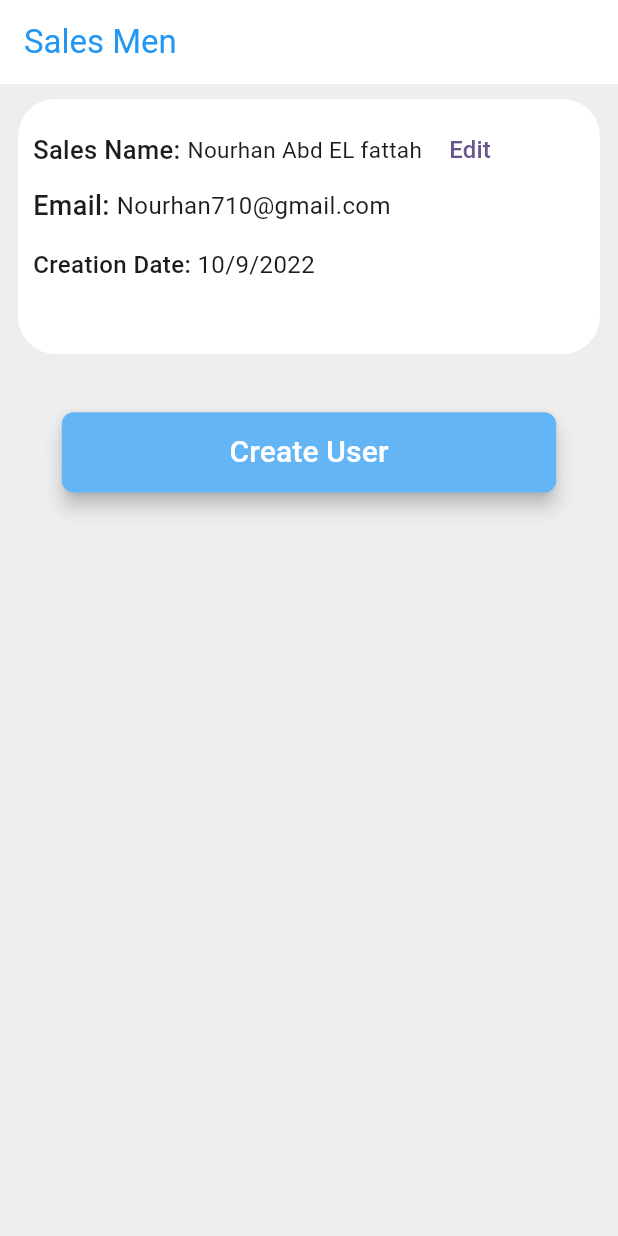
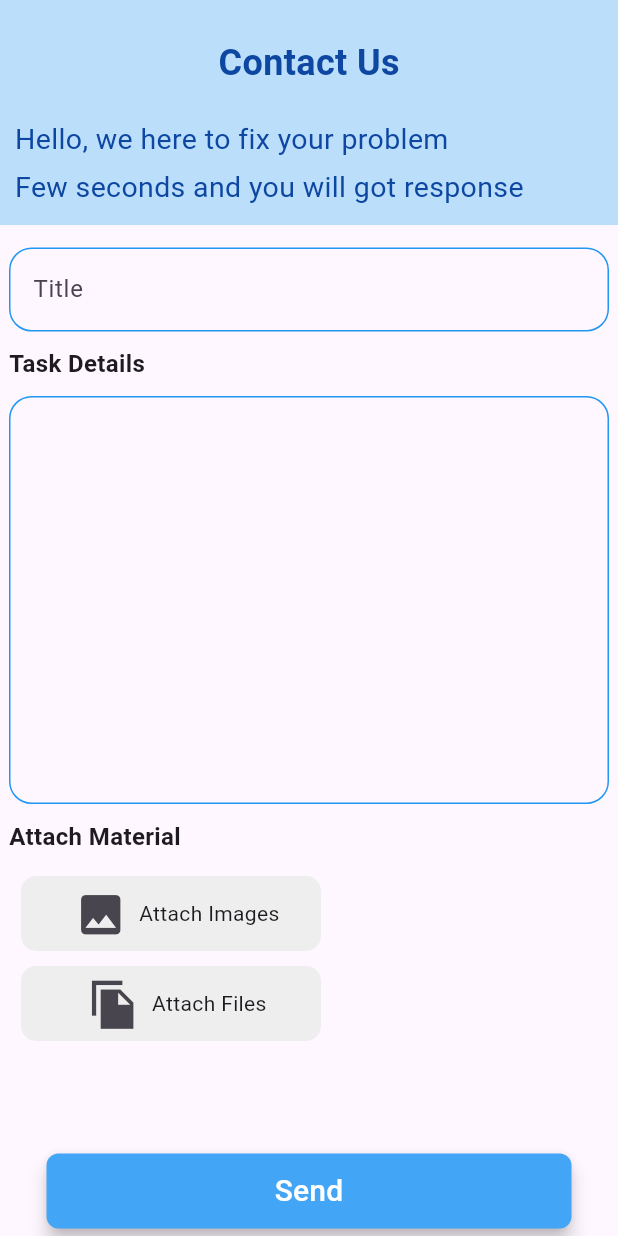
Before and after one commit to Gehad-Tarek/comma_app, a Flutter app: the screen it shows after launch, on a phone screen of 412 x 824 dp. Run offline on Flutter 3.47's test engine with Material 2 defaults, Android fonts, the phone set to English and light mode, and no system bars; our stand-ins replace device_preview.

Commit message:
Add Tasks Screen

```diff
--- a/lib/main.dart
+++ b/lib/main.dart
@@ -1,5 +1,6 @@
 // import 'package:comma_app/home_screen.dart';
 import 'package:comma_app/screens/settings_screen/settings_screen.dart';
+import 'package:comma_app/screens/tasks_screen/tasks_screen.dart';
 import 'package:comma_app/screens/users_screen/users_screen.dart';
 import 'package:flutter/material.dart';
 import 'package:device_preview/device_preview.dart';
@@ -23,7 +24,8 @@ class MyApp extends StatelessWidget {
               useMaterial3: true,
             ),
             // home: SettingsScreen(),
-            home: UsersScreen(),
+            // home: UsersScreen(),
+            home: TasksScreen(),
           );
         });
   }
--- /dev/null
+++ b/lib/screens/tasks_screen/tasks_screen.dart
@@ -0,0 +1,252 @@
+import 'package:flutter/material.dart';
+import 'package:provider/provider.dart';
+
+// import '../providers/tasks_provider.dart';
+
+class TasksScreen extends StatefulWidget {
+  static const routeName = "/tasks";
+  const TasksScreen({super.key});
+
+  @override
+  State<TasksScreen> createState() => _TasksScreenState();
+}
+
+class _TasksScreenState extends State<TasksScreen> {
+  @override
+  void initState() {
+    // TODO: implement initState
+    super.initState();
+
+  }
+
+  @override
+  Widget build(BuildContext context) {
+    return Scaffold(
+      body: SingleChildScrollView(
+          child: Column(
+            children: [
+              Container(
+                width: double.infinity,
+                height: 150,
+                color: Colors.blue[100],
+                child: Container(
+                  padding: const EdgeInsets.only(top: 25),
+                  child: Column(
+                    crossAxisAlignment: CrossAxisAlignment.start,
+                    children: [
+                      Center(
+                        child: Text(
+                          "Contact Us",
+                          style: TextStyle(
+                              fontSize: 24,
+                              color: Colors.blue[900],
+                              fontWeight: FontWeight.w600),
+                        ),
+                      ),
+                      const SizedBox(
+                        height: 20,
+                      ),
+                      Text(
+                        "  Hello, we here to fix your problem",
+                        style: TextStyle(
+                          fontSize: 19,
+                          color: Colors.blue[900],
+                        ),
+                      ),
+                      const SizedBox(
+                        height: 5,
+                      ),
+                      Text(
+                        "  Few seconds and you will got response",
+                        style: TextStyle(
+                          fontSize: 19,
+                          color: Colors.blue[900],
+                        ),
+                      ),
+                    ],
+                  ),
+                ),
+              ),
+              Container(
+                padding:
+                const EdgeInsets.only(top: 15, left: 6, right: 6),
+                child: Column(
+                  crossAxisAlignment: CrossAxisAlignment.start,
+                  children: [
+                    TextField(
+                      decoration: InputDecoration(
+                        enabledBorder: OutlineInputBorder(
+                          borderSide: const BorderSide(
+                            width: 1,
+                            color: Colors.blue,
+                          ),
+                          borderRadius: BorderRadius.circular(15),
+                        ),
+                        focusedBorder: OutlineInputBorder(
+                          borderSide: const BorderSide(
+                            width: 3,
+                            color: Colors.blue,
+                          ),
+                          borderRadius: BorderRadius.circular(15),
+                        ),
+                        labelText: "Title",
+                      ),
+                      onChanged: (value) {
+                        // provider.taskName = value;
+                      },
+                    ),
+                    const SizedBox(
+                      height: 10,
+                    ),
+                    const Text(
+                      "Task Details",
+                      style: TextStyle(
+                        fontSize: 16,
+                        fontWeight: FontWeight.w700,
+                      ),
+                    ),
+                    const SizedBox(
+                      height: 10,
+                    ),
+                    TextField(
+                      maxLines: 10,
+                      decoration: InputDecoration(
+                        enabledBorder: OutlineInputBorder(
+                          borderSide: const BorderSide(
+                            width: 1,
+                            color: Colors.blue,
+                          ),
+                          borderRadius: BorderRadius.circular(15),
+                        ),
+                        focusedBorder: OutlineInputBorder(
+                          borderSide: const BorderSide(
+                              width: 3, color: Colors.blue),
+                          borderRadius: BorderRadius.circular(15),
+                        ),
+                      ),
+                      onChanged: (value) {
+                        // provider.taskDetails = value;
+                      },
+                    ),
+                    const SizedBox(
+                      height: 10,
+                    ),
+                    const Text(
+                      "Attach Material",
+                      style: TextStyle(
+                        fontSize: 16,
+                        fontWeight: FontWeight.w700,
+                      ),
+                    ),
+                    const SizedBox(
+                      height: 5,
+                    ),
+                    Column(
+                      children: [
+                        Container(
+                          margin: const EdgeInsets.only(
+                            top: 10,
+                          ).add(
+                            const EdgeInsets.symmetric(
+                              horizontal: 8,
+                            ),
+                          ),
+                          padding: const EdgeInsets.symmetric(
+                            horizontal: 15,
+                          ),
+                          height: 50,
+                          width: 200,
+                          decoration: BoxDecoration(
+                            borderRadius: BorderRadius.circular(10),
+                            color: Colors.grey[200],
+                          ),
+                          child: Row(
+                            mainAxisAlignment: MainAxisAlignment.center,
+                            children: [
+                              IconButton(
+                                onPressed: () {},
+                                icon: const Icon(
+                                  Icons.image,
+                                  size: 35,
+                                ),
+                              ),
+                              const Text("Attach Images")
+                            ],
+                          ),
+                        ),
+                        Container(
+                          margin: const EdgeInsets.only(
+                            top: 10,
+                          ).add(
+                            const EdgeInsets.symmetric(
+                              horizontal: 8,
+                            ),
+                          ),
+                          padding: const EdgeInsets.symmetric(
+                            horizontal: 15,
+                          ),
+                          height: 50,
+                          width: 200,
+                          decoration: BoxDecoration(
+                            borderRadius: BorderRadius.circular(10),
+                            color: Colors.grey[200],
+                          ),
+                          child: Row(
+                            mainAxisAlignment: MainAxisAlignment.center,
+                            children: [
+                              IconButton(
+                                onPressed: () {},
+                                icon: const Icon(
+                                  Icons.file_copy_sharp,
+                                  size: 35,
+                                ),
+                              ),
+                              const Text("Attach Files")
+                            ],
+                          ),
+                        ),
+                      ],
+                    ),
+                    const SizedBox(
+                      height: 60,
+                    ),
+                    Center(
+                      child: Container(
+                        height: 50,
+                        width: 350,
+                        margin: const EdgeInsets.only(top: 15),
+                        child: ElevatedButton(
+                          onPressed: () {
+                        // provider.sendTask();
+                      },
+                          style: ElevatedButton.styleFrom(
+                            backgroundColor: Colors.blue[400],
+                            elevation: 5,
+                            shape: RoundedRectangleBorder(
+                              borderRadius: BorderRadius.circular(
+                                8,
+                              ),
+                            ),
+                          ),
+                          child: const Text(
+                            "Send",
+                            style: TextStyle(
+                              fontSize: 20,
+                              color: Colors.white,
+                            ),
+                          ),
+                        ),
+                      ),
+                    )
+                  ],
+                ),
+              ),
+              SizedBox(
+                height: 30,
+              ),
+            ],
+          ),
+        )
+    );
+  }
+}
--- a/lib/screens/users_screen/users_screen.dart
+++ b/lib/screens/users_screen/users_screen.dart
@@ -55,14 +55,14 @@ class UsersScreen extends StatelessWidget {
                           const Text(
                             "Nourhan Abd EL fattah",
                             style: TextStyle(
-                              fontSize: 15,
+                              fontSize: 14,
                             ),
                           ),
                           TextButton(
                             child: const Text(
                               "Edit",
                               style: TextStyle(
-                                fontSize: 16,
+                                fontSize: 15,
                               ),
                             ),
                             onPressed: () {},
```
